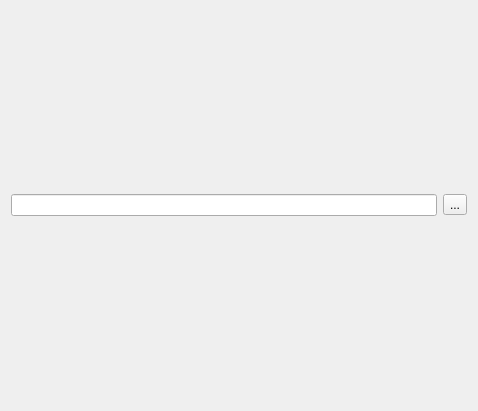
Before: the Qt Designer form freecad/trails/resources/ui/import_alignment_task_panel.ui in joelgraff/freecad.trails, drawn with Qt 5.
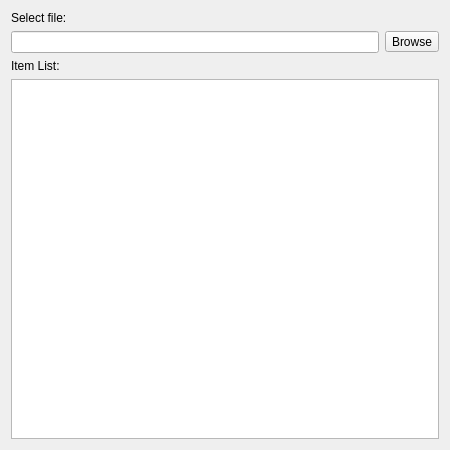
After: the same form once the commit is applied.

Commit message: import lxml task panel-adjustible size

```diff
--- a/freecad/trails/resources/ui/import_alignment_task_panel.ui
+++ b/freecad/trails/resources/ui/import_alignment_task_panel.ui
@@ -6,24 +6,40 @@
    <rect>
     <x>0</x>
     <y>0</y>
-    <width>478</width>
-    <height>411</height>
+    <width>450</width>
+    <height>450</height>
    </rect>
   </property>
   <property name="sizePolicy">
-   <sizepolicy hsizetype="MinimumExpanding" vsizetype="MinimumExpanding">
+   <sizepolicy hsizetype="MinimumExpanding" vsizetype="Maximum">
     <horstretch>0</horstretch>
     <verstretch>0</verstretch>
    </sizepolicy>
   </property>
+  <property name="maximumSize">
+   <size>
+    <width>16777215</width>
+    <height>16777215</height>
+   </size>
+  </property>
   <property name="windowTitle">
    <string>Import Alignment</string>
   </property>
   <layout class="QVBoxLayout" name="verticalLayout_2">
+   <property name="sizeConstraint">
+    <enum>QLayout::SetDefaultConstraint</enum>
+   </property>
    <item>
-    <layout class="QHBoxLayout" name="horizontalLayout_3">
+    <widget class="QLabel" name="label_selectFile">
+     <property name="text">
+      <string>Select file:</string>
+     </property>
+    </widget>
+   </item>
+   <item>
+    <layout class="QHBoxLayout" name="hl_pickFile">
      <item>
-      <widget class="QLineEdit" name="filename">
+      <widget class="QLineEdit" name="le_filename">
        <property name="sizePolicy">
         <sizepolicy hsizetype="Expanding" vsizetype="Fixed">
          <horstretch>1</horstretch>
@@ -33,14 +49,37 @@
       </widget>
      </item>
      <item>
-      <widget class="QToolButton" name="pick_file">
+      <widget class="QToolButton" name="tb_browse">
        <property name="text">
-        <string>...</string>
+        <string>Browse</string>
        </property>
       </widget>
      </item>
     </layout>
    </item>
+   <item>
+    <widget class="QLabel" name="label_itemList">
+     <property name="text">
+      <string>Item List:</string>
+     </property>
+    </widget>
+   </item>
+   <item>
+    <widget class="QTreeView" name="tv_items">
+     <property name="sizePolicy">
+      <sizepolicy hsizetype="Expanding" vsizetype="Expanding">
+       <horstretch>0</horstretch>
+       <verstretch>0</verstretch>
+      </sizepolicy>
+     </property>
+     <property name="sizeAdjustPolicy">
+      <enum>QAbstractScrollArea::AdjustToContents</enum>
+     </property>
+     <property name="editTriggers">
+      <set>QAbstractItemView::NoEditTriggers</set>
+     </property>
+    </widget>
+   </item>
   </layout>
  </widget>
  <resources/>
```
Left out of the diff: 2 changed lines with no effect on the pictures.
